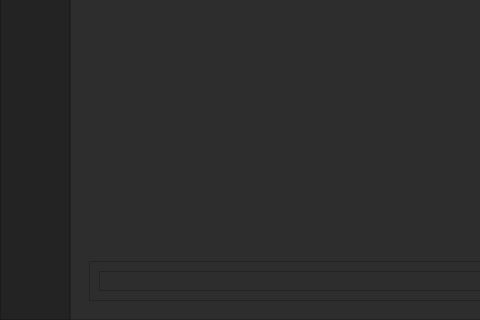
Before: the Qt Designer form TelemetryViewer/ui_main.ui in UBCO-Motorsports/WirelessTelemetryCapstone, drawn with Qt 5; both pictures show x 0 to 480 and y 444 to 764 of the 1013 by 764 pixel window.
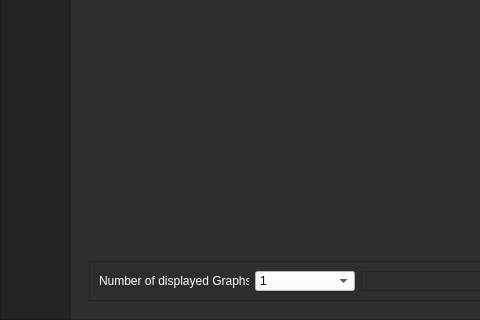
After: the same form once the commit is applied. The open tabs and pages were chosen to show the change. Icons and pictures are not drawn.

```diff
--- a/TelemetryViewer/ui_main.ui
+++ b/TelemetryViewer/ui_main.ui
@@ -1792,6 +1792,65 @@
                  <enum>QFrame::Raised</enum>
                 </property>
                 <layout class="QHBoxLayout" name="horizontalLayout_9">
+                 <item>
+                  <widget class="QLabel" name="label_23">
+                   <property name="maximumSize">
+                    <size>
+                     <width>150</width>
+                     <height>16777215</height>
+                    </size>
+                   </property>
+                   <property name="styleSheet">
+                    <string notr="true">color: rgb(255, 255, 255);</string>
+                   </property>
+                   <property name="text">
+                    <string>Number of displayed Graphs:</string>
+                   </property>
+                  </widget>
+                 </item>
+                 <item>
+                  <widget class="QComboBox" name="graphnum_comboBox">
+                   <property name="maximumSize">
+                    <size>
+                     <width>100</width>
+                     <height>16777215</height>
+                    </size>
+                   </property>
+                   <property name="styleSheet">
+                    <string notr="true">background-color: rgb(255, 255, 255);</string>
+                   </property>
+                   <item>
+                    <property name="text">
+                     <string>1</string>
+                    </property>
+                   </item>
+                   <item>
+                    <property name="text">
+                     <string>2</string>
+                    </property>
+                   </item>
+                   <item>
+                    <property name="text">
+                     <string>4</string>
+                    </property>
+                   </item>
+                   <item>
+                    <property name="text">
+                     <string>6</string>
+                    </property>
+                   </item>
+                   <item>
+                    <property name="text">
+                     <string>8</string>
+                    </property>
+                   </item>
+                   <item>
+                    <property name="text">
+                     <string>12</string>
+                    </property>
+                   </item>
+                  </widget>
+                 </item>
                  <item>
                   <widget class="QFrame" name="frame_18">
                    <property name="frameShape">
```
